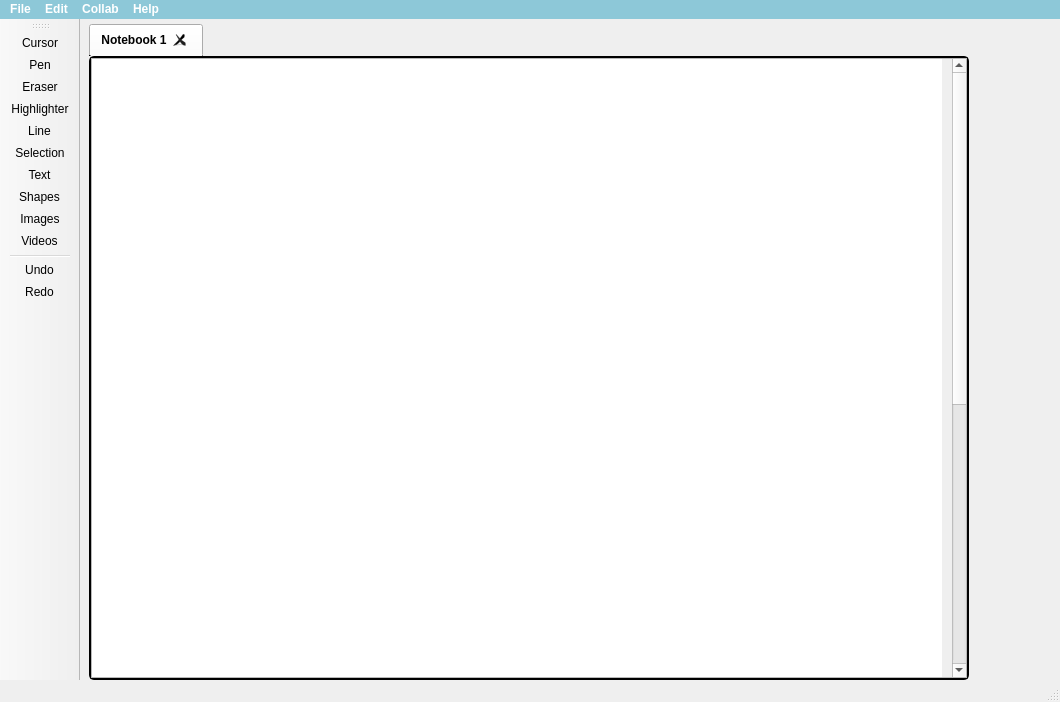
cis3296f24/cis3296f24-classroom-project-project-template, file WhiteboardApplication/UI/board.ui: the form before one commit.
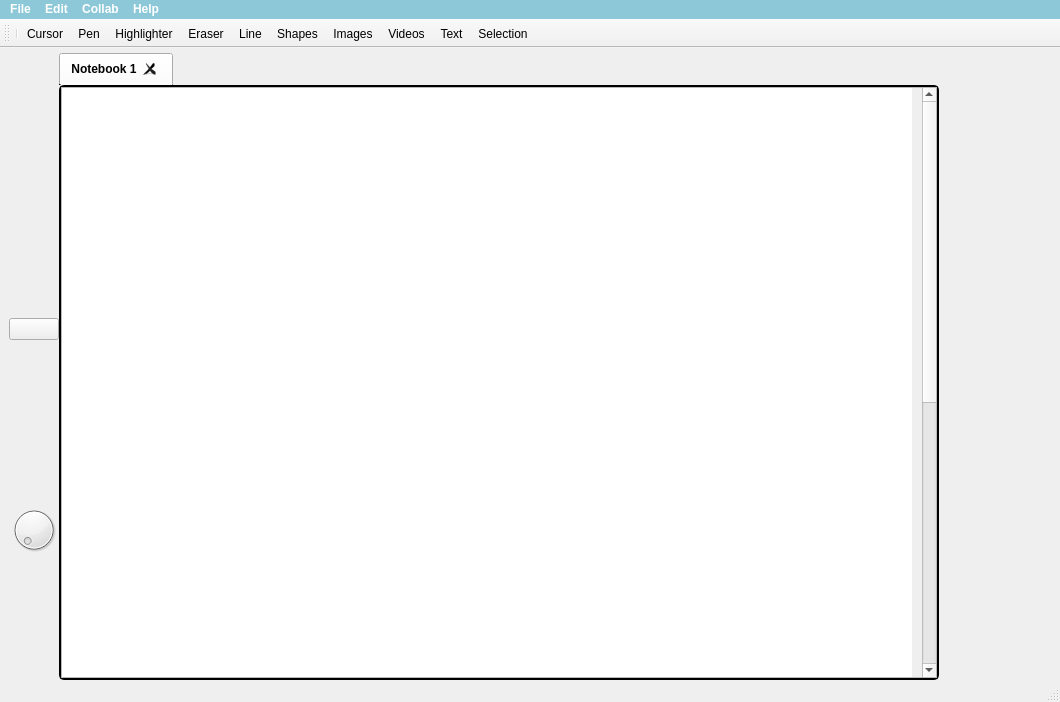
The form after the commit. Icons and pictures are not drawn.

The edit to the form file:
```diff
--- a/WhiteboardApplication/UI/board.ui
+++ b/WhiteboardApplication/UI/board.ui
@@ -26,7 +26,7 @@
    <property name="styleSheet">
     <string notr="true"/>
    </property>
-   <layout class="QHBoxLayout" name="horizontalLayout" stretch="94,0,0">
+   <layout class="QHBoxLayout" name="horizontalLayout" stretch="0,94,0,0">
     <property name="spacing">
      <number>0</number>
     </property>
@@ -39,6 +39,587 @@
     <property name="bottomMargin">
      <number>0</number>
     </property>
+    <item>
+     <widget class="QWidget" name="w_Tools" native="true">
+      <property name="maximumSize">
+       <size>
+        <width>50</width>
+        <height>16777215</height>
+       </size>
+      </property>
+      <layout class="QVBoxLayout" name="verticalLayout">
+       <property name="spacing">
+        <number>0</number>
+       </property>
+       <property name="leftMargin">
+        <number>0</number>
+       </property>
+       <property name="topMargin">
+        <number>25</number>
+       </property>
+       <property name="rightMargin">
+        <number>0</number>
+       </property>
+       <property name="bottomMargin">
+        <number>0</number>
+       </property>
+       <item>
+        <widget class="QPushButton" name="pb_Cursor">
+         <property name="minimumSize">
+          <size>
+           <width>0</width>
+           <height>40</height>
+          </size>
+         </property>
+         <property name="maximumSize">
+          <size>
+           <width>60</width>
+           <height>60</height>
+          </size>
+         </property>
+         <property name="styleSheet">
+          <string notr="true"/>
+         </property>
+         <property name="text">
+          <string/>
+         </property>
+         <property name="icon">
+          <iconset resource="../../Icons/Icons.qrc">
+           <normaloff>:/Tools/cursor.png</normaloff>:/Tools/cursor.png</iconset>
+         </property>
+         <property name="iconSize">
+          <size>
+           <width>25</width>
+           <height>25</height>
+          </size>
+         </property>
+         <property name="checkable">
+          <bool>true</bool>
+         </property>
+         <property name="checked">
+          <bool>false</bool>
+         </property>
+         <property name="flat">
+          <bool>true</bool>
+         </property>
+        </widget>
+       </item>
+       <item>
+        <widget class="QToolButton" name="tb_Pen">
+         <property name="minimumSize">
+          <size>
+           <width>0</width>
+           <height>40</height>
+          </size>
+         </property>
+         <property name="maximumSize">
+          <size>
+           <width>60</width>
+           <height>60</height>
+          </size>
+         </property>
+         <property name="styleSheet">
+          <string notr="true">QToolButton {
+	border: none;
+	background: transparent;
+}
+
+QToolButton:hover {
+	background-color: rgb(141, 200, 216);
+	border-radius: 15px;
+}</string>
+         </property>
+         <property name="text">
+          <string/>
+         </property>
+         <property name="icon">
+          <iconset resource="../../Icons/Icons.qrc">
+           <normaloff>:/Tools/pen.png</normaloff>:/Tools/pen.png</iconset>
+         </property>
+         <property name="iconSize">
+          <size>
+           <width>25</width>
+           <height>25</height>
+          </size>
+         </property>
+         <property name="checkable">
+          <bool>true</bool>
+         </property>
+         <property name="popupMode">
+          <enum>QToolButton::ToolButtonPopupMode::DelayedPopup</enum>
+         </property>
+         <property name="toolButtonStyle">
+          <enum>Qt::ToolButtonStyle::ToolButtonIconOnly</enum>
+         </property>
+         <property name="arrowType">
+          <enum>Qt::ArrowType::NoArrow</enum>
+         </property>
+        </widget>
+       </item>
+       <item>
+        <widget class="QToolButton" name="tb_Highlighter">
+         <property name="minimumSize">
+          <size>
+           <width>0</width>
+           <height>40</height>
+          </size>
+         </property>
+         <property name="maximumSize">
+          <size>
+           <width>60</width>
+           <height>60</height>
+          </size>
+         </property>
+         <property name="layoutDirection">
+          <enum>Qt::LayoutDirection::LeftToRight</enum>
+         </property>
+         <property name="styleSheet">
+          <string notr="true">QToolButton {
+	border: none;
+	background: transparent;
+}
+
+QToolButton:hover {
+	background-color: rgb(141, 200, 216);
+	border-radius: 15px;
+}</string>
+         </property>
+         <property name="text">
+          <string/>
+         </property>
+         <property name="icon">
+          <iconset resource="../../Icons/Icons.qrc">
+           <normaloff>:/Tools/highlighter.png</normaloff>:/Tools/highlighter.png</iconset>
+         </property>
+         <property name="iconSize">
+          <size>
+           <width>25</width>
+           <height>25</height>
+          </size>
+         </property>
+         <property name="checkable">
+          <bool>true</bool>
+         </property>
+         <property name="popupMode">
+          <enum>QToolButton::ToolButtonPopupMode::DelayedPopup</enum>
+         </property>
+         <property name="arrowType">
+          <enum>Qt::ArrowType::NoArrow</enum>
+         </property>
+        </widget>
+       </item>
+       <item>
+        <widget class="QToolButton" name="tb_Line">
+         <property name="minimumSize">
+          <size>
+           <width>0</width>
+           <height>40</height>
+          </size>
+         </property>
+         <property name="maximumSize">
+          <size>
+           <width>60</width>
+           <height>60</height>
+          </size>
+         </property>
+         <property name="styleSheet">
+          <string notr="true">QToolButton {
+	border: none;
+	background: transparent;
+}
+
+QToolButton:hover {
+	background-color: rgb(141, 200, 216);
+	border-radius: 15px;
+}</string>
+         </property>
+         <property name="text">
+          <string/>
+         </property>
+         <property name="icon">
+          <iconset resource="../../Icons/Icons.qrc">
+           <normaloff>:/Tools/line.png</normaloff>:/Tools/line.png</iconset>
+         </property>
+         <property name="iconSize">
+          <size>
+           <width>25</width>
+           <height>25</height>
+          </size>
+         </property>
+         <property name="checkable">
+          <bool>true</bool>
+         </property>
+         <property name="popupMode">
+          <enum>QToolButton::ToolButtonPopupMode::DelayedPopup</enum>
+         </property>
+         <property name="arrowType">
+          <enum>Qt::ArrowType::NoArrow</enum>
+         </property>
+        </widget>
+       </item>
+       <item>
+        <widget class="QToolButton" name="tb_Select">
+         <property name="minimumSize">
+          <size>
+           <width>0</width>
+           <height>40</height>
+          </size>
+         </property>
+         <property name="maximumSize">
+          <size>
+           <width>60</width>
+           <height>60</height>
+          </size>
+         </property>
+         <property name="styleSheet">
+          <string notr="true">QToolButton {
+	border: none;
+	background: transparent;
+}
+
+QToolButton:hover {
+	background-color: rgb(141, 200, 216);
+	border-radius: 15px;
+}</string>
+         </property>
+         <property name="text">
+          <string/>
+         </property>
+         <property name="icon">
+          <iconset resource="../../Icons/Icons.qrc">
+           <normaloff>:/Tools/selection.png</normaloff>:/Tools/selection.png</iconset>
+         </property>
+         <property name="iconSize">
+          <size>
+           <width>25</width>
+           <height>25</height>
+          </size>
+         </property>
+         <property name="popupMode">
+          <enum>QToolButton::ToolButtonPopupMode::DelayedPopup</enum>
+         </property>
+         <property name="arrowType">
+          <enum>Qt::ArrowType::NoArrow</enum>
+         </property>
+        </widget>
+       </item>
+       <item>
+        <widget class="QPushButton" name="pb_Eraser">
+         <property name="minimumSize">
+          <size>
+           <width>0</width>
+           <height>40</height>
+          </size>
+         </property>
+         <property name="maximumSize">
+          <size>
+           <width>60</width>
+           <height>60</height>
+          </size>
+         </property>
+         <property name="text">
+          <string/>
+         </property>
+         <property name="icon">
+          <iconset resource="../../Icons/Icons.qrc">
+           <normaloff>:/Tools/eraser.png</normaloff>:/Tools/eraser.png</iconset>
+         </property>
+         <property name="iconSize">
+          <size>
+           <width>25</width>
+           <height>25</height>
+          </size>
+         </property>
+         <property name="checkable">
+          <bool>true</bool>
+         </property>
+         <property name="flat">
+          <bool>true</bool>
+         </property>
+        </widget>
+       </item>
+       <item>
+        <widget class="QPushButton" name="pb_Text_Button">
+         <property name="mouseTracking">
+          <bool>true</bool>
+         </property>
+         <property name="text">
+          <string/>
+         </property>
+         <property name="icon">
+          <iconset resource="../../Icons/Icons.qrc">
+           <normaloff>:/Tools/text.png</normaloff>:/Tools/text.png</iconset>
+         </property>
+         <property name="iconSize">
+          <size>
+           <width>25</width>
+           <height>25</height>
+          </size>
+         </property>
+         <property name="checkable">
+          <bool>true</bool>
+         </property>
+         <property name="checked">
+          <bool>false</bool>
+         </property>
+        </widget>
+       </item>
+       <item>
+        <widget class="QToolButton" name="tb_Text">
+         <property name="minimumSize">
+          <size>
+           <width>0</width>
+           <height>40</height>
+          </size>
+         </property>
+         <property name="maximumSize">
+          <size>
+           <width>60</width>
+           <height>60</height>
+          </size>
+         </property>
+         <property name="styleSheet">
+          <string notr="true">QToolButton {
+	border: none;
+	background: transparent;
+}
+
+QToolButton:hover {
+	background-color: rgb(141, 200, 216);
+	border-radius: 15px;
+}</string>
+         </property>
+         <property name="text">
+          <string/>
+         </property>
+         <property name="icon">
+          <iconset resource="../../Icons/Icons.qrc">
+           <normaloff>:/Tools/text.png</normaloff>:/Tools/text.png</iconset>
+         </property>
+         <property name="iconSize">
+          <size>
+           <width>25</width>
+           <height>25</height>
+          </size>
+         </property>
+        </widget>
+       </item>
+       <item>
+        <widget class="QToolButton" name="tb_Shapes">
+         <property name="minimumSize">
+          <size>
+           <width>0</width>
+           <height>40</height>
+          </size>
+         </property>
+         <property name="maximumSize">
+          <size>
+           <width>60</width>
+           <height>60</height>
+          </size>
+         </property>
+         <property name="styleSheet">
+          <string notr="true">QToolButton {
+	border: none;
+	background: transparent;
+}
+
+QToolButton:hover {
+	background-color: rgb(141, 200, 216);
+	border-radius: 15px;
+}</string>
+         </property>
+         <property name="text">
+          <string/>
+         </property>
+         <property name="icon">
+          <iconset resource="../../Icons/Icons.qrc">
+           <normaloff>:/Tools/shapes.png</normaloff>:/Tools/shapes.png</iconset>
+         </property>
+         <property name="iconSize">
+          <size>
+           <width>25</width>
+           <height>25</height>
+          </size>
+         </property>
+         <property name="popupMode">
+          <enum>QToolButton::ToolButtonPopupMode::DelayedPopup</enum>
+         </property>
+         <property name="arrowType">
+          <enum>Qt::ArrowType::NoArrow</enum>
+         </property>
+        </widget>
+       </item>
+       <item>
+        <widget class="QToolButton" name="tb_Images">
+         <property name="minimumSize">
+          <size>
+           <width>0</width>
+           <height>40</height>
+          </size>
+         </property>
+         <property name="maximumSize">
+          <size>
+           <width>60</width>
+           <height>60</height>
+          </size>
+         </property>
+         <property name="styleSheet">
+          <string notr="true">QToolButton {
+	border: none;
+	background: transparent;
+}
+
+QToolButton:hover {
+	background-color: rgb(141, 200, 216);
+	border-radius: 15px;
+}</string>
+         </property>
+         <property name="text">
+          <string/>
+         </property>
+         <property name="icon">
+          <iconset resource="../../Icons/Icons.qrc">
+           <normaloff>:/Tools/image.png</normaloff>:/Tools/image.png</iconset>
+         </property>
+         <property name="iconSize">
+          <size>
+           <width>25</width>
+           <height>25</height>
+          </size>
+         </property>
+         <property name="popupMode">
+          <enum>QToolButton::ToolButtonPopupMode::DelayedPopup</enum>
+         </property>
+         <property name="arrowType">
+          <enum>Qt::ArrowType::NoArrow</enum>
+         </property>
+        </widget>
+       </item>
+       <item>
+        <widget class="QToolButton" name="tb_Videos">
+         <property name="minimumSize">
+          <size>
+           <width>0</width>
+           <height>40</height>
+          </size>
+         </property>
+         <property name="maximumSize">
+          <size>
+           <width>60</width>
+           <height>60</height>
+          </size>
+         </property>
+         <property name="styleSheet">
+          <string notr="true">QToolButton {
+	border: none;
+	background: transparent;
+}
+
+QToolButton:hover {
+	background-color: rgb(141, 200, 216);
+	border-radius: 15px;
+}</string>
+         </property>
+         <property name="text">
+          <string/>
+         </property>
+         <property name="icon">
+          <iconset resource="../../Icons/Icons.qrc">
+           <normaloff>:/Tools/video.png</normaloff>:/Tools/video.png</iconset>
+         </property>
+         <property name="iconSize">
+          <size>
+           <width>25</width>
+           <height>25</height>
+          </size>
+         </property>
+         <property name="popupMode">
+          <enum>QToolButton::ToolButtonPopupMode::DelayedPopup</enum>
+         </property>
+         <property name="arrowType">
+          <enum>Qt::ArrowType::NoArrow</enum>
+         </property>
+        </widget>
+       </item>
+       <item>
+        <widget class="QDial" name="dial">
+         <property name="maximumSize">
+          <size>
+           <width>60</width>
+           <height>60</height>
+          </size>
+         </property>
+        </widget>
+       </item>
+       <item>
+        <spacer name="verticalSpacer">
+         <property name="orientation">
+          <enum>Qt::Orientation::Vertical</enum>
+         </property>
+         <property name="sizeHint" stdset="0">
+          <size>
+           <width>20</width>
+           <height>40</height>
+          </size>
+         </property>
+        </spacer>
+       </item>
+       <item>
+        <widget class="QPushButton" name="pb_Undo">
+         <property name="maximumSize">
+          <size>
+           <width>60</width>
+           <height>16777215</height>
+          </size>
+         </property>
+         <property name="text">
+          <string/>
+         </property>
+         <property name="icon">
+          <iconset resource="../../Icons/Icons.qrc">
+           <normaloff>:/Tools/undo.png</normaloff>:/Tools/undo.png</iconset>
+         </property>
+         <property name="iconSize">
+          <size>
+           <width>25</width>
+           <height>25</height>
+          </size>
+         </property>
+         <property name="flat">
+          <bool>true</bool>
+         </property>
+        </widget>
+       </item>
+       <item>
+        <widget class="QPushButton" name="pb_Redo">
+         <property name="maximumSize">
+          <size>
+           <width>60</width>
+           <height>16777215</height>
+          </size>
+         </property>
+         <property name="text">
+          <string/>
+         </property>
+         <property name="icon">
+          <iconset resource="../../Icons/Icons.qrc">
+           <normaloff>:/Tools/redo.png</normaloff>:/Tools/redo.png</iconset>
+         </property>
+         <property name="iconSize">
+          <size>
+           <width>25</width>
+           <height>25</height>
+          </size>
+         </property>
+         <property name="flat">
+          <bool>true</bool>
+         </property>
+        </widget>
+       </item>
+      </layout>
+     </widget>
+    </item>
     <item>
      <widget class="QTabWidget" name="tabWidget">
       <property name="minimumSize">
@@ -87,7 +668,7 @@
       <property name="movable">
        <bool>true</bool>
       </property>
-      <widget class="QWidget" name="notebook">
+      <widget class="QWidget" name="notebook_1">
        <property name="minimumSize">
         <size>
          <width>850</width>
@@ -206,6 +787,19 @@
       </widget>
      </widget>
     </item>
+    <item>
+     <spacer name="horizontalSpacer">
+      <property name="orientation">
+       <enum>Qt::Orientation::Horizontal</enum>
+      </property>
+      <property name="sizeHint" stdset="0">
+       <size>
+        <width>150</width>
+        <height>20</height>
+       </size>
+      </property>
+     </spacer>
+    </item>
     <item>
      <widget class="QPushButton" name="pb_AddPage">
       <property name="text">
@@ -220,19 +814,6 @@
       </property>
      </widget>
     </item>
-    <item>
-     <spacer name="horizontalSpacer">
-      <property name="orientation">
-       <enum>Qt::Orientation::Horizontal</enum>
-      </property>
-      <property name="sizeHint" stdset="0">
-       <size>
-        <width>40</width>
-        <height>20</height>
-       </size>
-      </property>
-     </spacer>
-    </item>
    </layout>
   </widget>
   <widget class="QMenuBar" name="menubar">
@@ -257,8 +838,7 @@
     <property name="title">
      <string>File</string>
     </property>
-    <addaction name="actionNew"/>
-    <addaction name="actionSave"/>
+    <addaction name="actionSave_2"/>
     <addaction name="actionLoad"/>
     <addaction name="actionExport"/>
     <addaction name="actionImport"/>
@@ -273,7 +853,7 @@
     <addaction name="actionCopy"/>
     <addaction name="actionPaste"/>
     <addaction name="actionSelect_All"/>
-    <addaction name="actionClear"/>
+    <addaction name="actionClear_2"/>
    </widget>
    <widget class="QMenu" name="menuCollab">
     <property name="title">
@@ -302,41 +882,50 @@
    <property name="mouseTracking">
     <bool>true</bool>
    </property>
-   <property name="tabletTracking">
-    <bool>true</bool>
-   </property>
    <property name="windowTitle">
     <string>toolBar</string>
    </property>
    <property name="autoFillBackground">
     <bool>true</bool>
    </property>
-   <property name="iconSize">
-    <size>
-     <width>30</width>
-     <height>30</height>
-    </size>
-   </property>
    <attribute name="toolBarArea">
-    <enum>LeftToolBarArea</enum>
+    <enum>TopToolBarArea</enum>
    </attribute>
    <attribute name="toolBarBreak">
     <bool>false</bool>
    </attribute>
-   <addaction name="tb_actionCursor"/>
-   <addaction name="tb_actionPen"/>
-   <addaction name="tb_actionEraser"/>
-   <addaction name="tb_actionHighlighter"/>
-   <addaction name="tb_actionLine"/>
-   <addaction name="tb_actionSelection"/>
-   <addaction name="tb_actionText"/>
-   <addaction name="tb_actionShapes"/>
-   <addaction name="tb_actionImages"/>
-   <addaction name="tb_actionVideos"/>
    <addaction name="separator"/>
-   <addaction name="tb_actionUndo"/>
-   <addaction name="tb_actionRedo"/>
+   <addaction name="toolbar_actionCursor"/>
+   <addaction name="toolbar_actionPen"/>
+   <addaction name="toolbar_actionHighlighter"/>
+   <addaction name="toolbar_actionEraser"/>
+   <addaction name="toolbar_actionLine"/>
+   <addaction name="toolbar_actionShapes"/>
+   <addaction name="toolbar_actionImages"/>
+   <addaction name="toolbar_actionVideos"/>
+   <addaction name="toolbar_actionText"/>
+   <addaction name="toolbar_actionSelection"/>
   </widget>
+  <action name="actionOpen">
+   <property name="text">
+    <string>Open</string>
+   </property>
+  </action>
+  <action name="actionSave">
+   <property name="text">
+    <string>Save</string>
+   </property>
+  </action>
+  <action name="actionSave_As">
+   <property name="text">
+    <string>Save As</string>
+   </property>
+  </action>
+  <action name="actionClear">
+   <property name="text">
+    <string>Clear</string>
+   </property>
+  </action>
   <action name="actionClose">
    <property name="text">
     <string>Exit</string>
@@ -347,6 +936,11 @@
     <string>Templates</string>
    </property>
   </action>
+  <action name="actionShare">
+   <property name="text">
+    <string>Share</string>
+   </property>
+  </action>
   <action name="actionExport">
    <property name="text">
     <string>Export</string>
@@ -392,12 +986,22 @@
     <string>Select All</string>
    </property>
   </action>
-  <action name="actionClear">
+  <action name="actionClear_2">
    <property name="text">
     <string>Clear</string>
    </property>
   </action>
-  <action name="tb_actionCursor">
+  <action name="actionUndo">
+   <property name="text">
+    <string>Undo</string>
+   </property>
+  </action>
+  <action name="actionRedo">
+   <property name="text">
+    <string>Redo</string>
+   </property>
+  </action>
+  <action name="toolbar_actionCursor">
    <property name="checkable">
     <bool>true</bool>
    </property>
@@ -409,7 +1013,7 @@
     <string>Cursor</string>
    </property>
   </action>
-  <action name="tb_actionPen">
+  <action name="toolbar_actionPen">
    <property name="checkable">
     <bool>true</bool>
    </property>
@@ -421,7 +1025,7 @@
     <string>Pen</string>
    </property>
   </action>
-  <action name="tb_actionHighlighter">
+  <action name="toolbar_actionHighlighter">
    <property name="checkable">
     <bool>true</bool>
    </property>
@@ -433,7 +1037,7 @@
     <string>Highlighter</string>
    </property>
   </action>
-  <action name="tb_actionEraser">
+  <action name="toolbar_actionEraser">
    <property name="checkable">
     <bool>true</bool>
    </property>
@@ -445,7 +1049,7 @@
     <string>Eraser</string>
    </property>
   </action>
-  <action name="tb_actionLine">
+  <action name="toolbar_actionLine">
    <property name="checkable">
     <bool>true</bool>
    </property>
@@ -457,7 +1061,7 @@
     <string>Line</string>
    </property>
   </action>
-  <action name="tb_actionShapes">
+  <action name="toolbar_actionShapes">
    <property name="checkable">
     <bool>true</bool>
    </property>
@@ -469,7 +1073,7 @@
     <string>Shapes</string>
    </property>
   </action>
-  <action name="tb_actionImages">
+  <action name="toolbar_actionImages">
    <property name="checkable">
     <bool>true</bool>
    </property>
@@ -481,7 +1085,7 @@
     <string>Images</string>
    </property>
   </action>
-  <action name="tb_actionVideos">
+  <action name="toolbar_actionVideos">
    <property name="checkable">
     <bool>true</bool>
    </property>
@@ -493,7 +1097,7 @@
     <string>Videos</string>
    </property>
   </action>
-  <action name="tb_actionUndo">
+  <action name="actionUndo_2">
    <property name="icon">
     <iconset resource="../../Icons/Icons.qrc">
      <normaloff>:/Tools/undo.png</normaloff>:/Tools/undo.png</iconset>
@@ -502,7 +1106,7 @@
     <string>Undo</string>
    </property>
   </action>
-  <action name="tb_actionRedo">
+  <action name="actionRedo_2">
    <property name="icon">
     <iconset resource="../../Icons/Icons.qrc">
      <normaloff>:/Tools/redo.png</normaloff>:/Tools/redo.png</iconset>
@@ -511,7 +1115,7 @@
     <string>Redo</string>
    </property>
   </action>
-  <action name="tb_actionSelection">
+  <action name="toolbar_actionSelection">
    <property name="checkable">
     <bool>true</bool>
    </property>
@@ -523,7 +1127,7 @@
     <string>Selection</string>
    </property>
   </action>
-  <action name="tb_actionText">
+  <action name="toolbar_actionText">
    <property name="checkable">
     <bool>true</bool>
    </property>
@@ -540,7 +1144,7 @@
     <string>Chat</string>
    </property>
   </action>
-  <action name="actionSave">
+  <action name="actionSave_2">
    <property name="text">
     <string>Save</string>
    </property>
@@ -550,11 +1154,6 @@
     <string>Load</string>
    </property>
   </action>
-  <action name="actionNew">
-   <property name="text">
-    <string>New</string>
-   </property>
-  </action>
  </widget>
  <resources>
   <include location="../../Icons/Icons.qrc"/>
```
